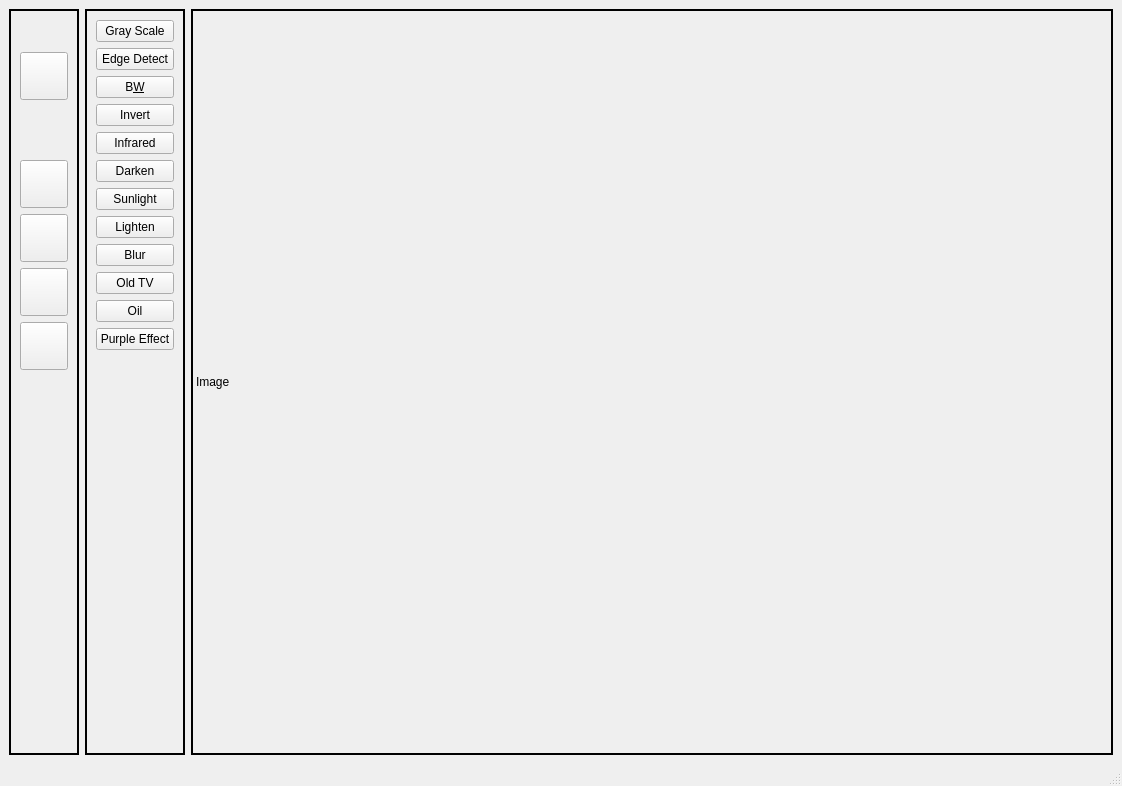
Above: GUI/SideBar.ui from Moataz35/ATripleM before the change. Below: the same form after it.
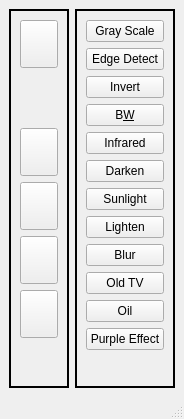
That is the form after the change. Icons and pictures are not drawn.

What changed in the file:
```diff
--- a/GUI/SideBar.ui
+++ b/GUI/SideBar.ui
@@ -6,8 +6,8 @@
    <rect>
     <x>0</x>
     <y>0</y>
-    <width>1122</width>
-    <height>786</height>
+    <width>184</width>
+    <height>419</height>
    </rect>
   </property>
   <property name="minimumSize">
@@ -54,45 +54,6 @@
        <number>2</number>
       </property>
       <layout class="QVBoxLayout" name="verticalLayout_2">
-       <item>
-        <widget class="QPushButton" name="btnLoad">
-         <property name="minimumSize">
-          <size>
-           <width>48</width>
-           <height>0</height>
-          </size>
-         </property>
-         <property name="styleSheet">
-          <string notr="true">QPushButton {
-    border: none;
-    border-radius: 6px;
-    background-color: transparent;
-    padding: 6px;
-}
-
-QPushButton:hover {
-    background-color: rgba(0, 0, 0, 0.08); /* لون خفيف لما يقف بالماوس */
-}
-
-QPushButton:pressed {
-    background-color: rgba(0, 0, 0, 0.15); /* لون عند الضغط */
-}</string>
-         </property>
-         <property name="text">
-          <string/>
-         </property>
-         <property name="icon">
-          <iconset resource="resources.qrc">
-           <normaloff>:/icons/export.png</normaloff>:/icons/export.png</iconset>
-         </property>
-         <property name="iconSize">
-          <size>
-           <width>36</width>
-           <height>36</height>
-          </size>
-         </property>
-        </widget>
-       </item>
        <item>
         <widget class="QPushButton" name="btnFilters">
          <property name="minimumSize">
@@ -332,13 +293,6 @@
           </property>
          </widget>
         </item>
-        <item>
-         <widget class="QPushButton" name="BW">
-          <property name="text">
-           <string>B&amp;W</string>
-          </property>
-         </widget>
-        </item>
         <item>
          <widget class="QPushButton" name="Invert">
           <property name="text">
@@ -346,6 +300,13 @@
           </property>
          </widget>
         </item>
+        <item>
+         <widget class="QPushButton" name="BW">
+          <property name="text">
+           <string>B&amp;W</string>
+          </property>
+         </widget>
+        </item>
         <item>
          <widget class="QPushButton" name="Infrared">
           <property name="text">
@@ -726,43 +687,6 @@
       </widget>
      </widget>
     </item>
-    <item>
-     <widget class="QLabel" name="imageLable">
-      <property name="sizePolicy">
-       <sizepolicy hsizetype="Expanding" vsizetype="Expanding">
-        <horstretch>0</horstretch>
-        <verstretch>0</verstretch>
-       </sizepolicy>
-      </property>
-      <property name="cursor">
-       <cursorShape>OpenHandCursor</cursorShape>
-      </property>
-      <property name="frameShape">
-       <enum>QFrame::Shape::Box</enum>
-      </property>
-      <property name="frameShadow">
-       <enum>QFrame::Shadow::Plain</enum>
-      </property>
-      <property name="lineWidth">
-       <number>2</number>
-      </property>
-      <property name="midLineWidth">
-       <number>2</number>
-      </property>
-      <property name="text">
-       <string>Image</string>
-      </property>
-      <property name="textFormat">
-       <enum>Qt::TextFormat::AutoText</enum>
-      </property>
-      <property name="scaledContents">
-       <bool>true</bool>
-      </property>
-      <property name="openExternalLinks">
-       <bool>false</bool>
-      </property>
-     </widget>
-    </item>
    </layout>
   </widget>
   <widget class="QMenuBar" name="menubar">
```
Left out of the diff: 6 changed lines with no effect on the pictures.
